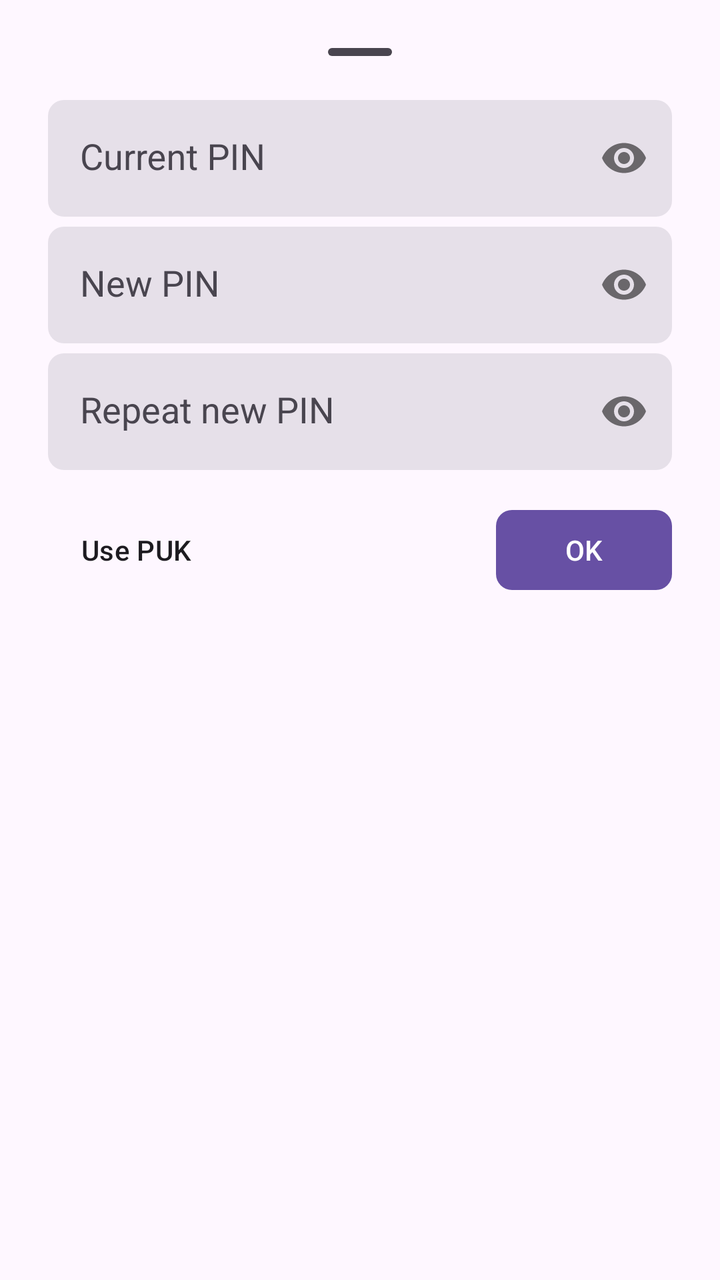
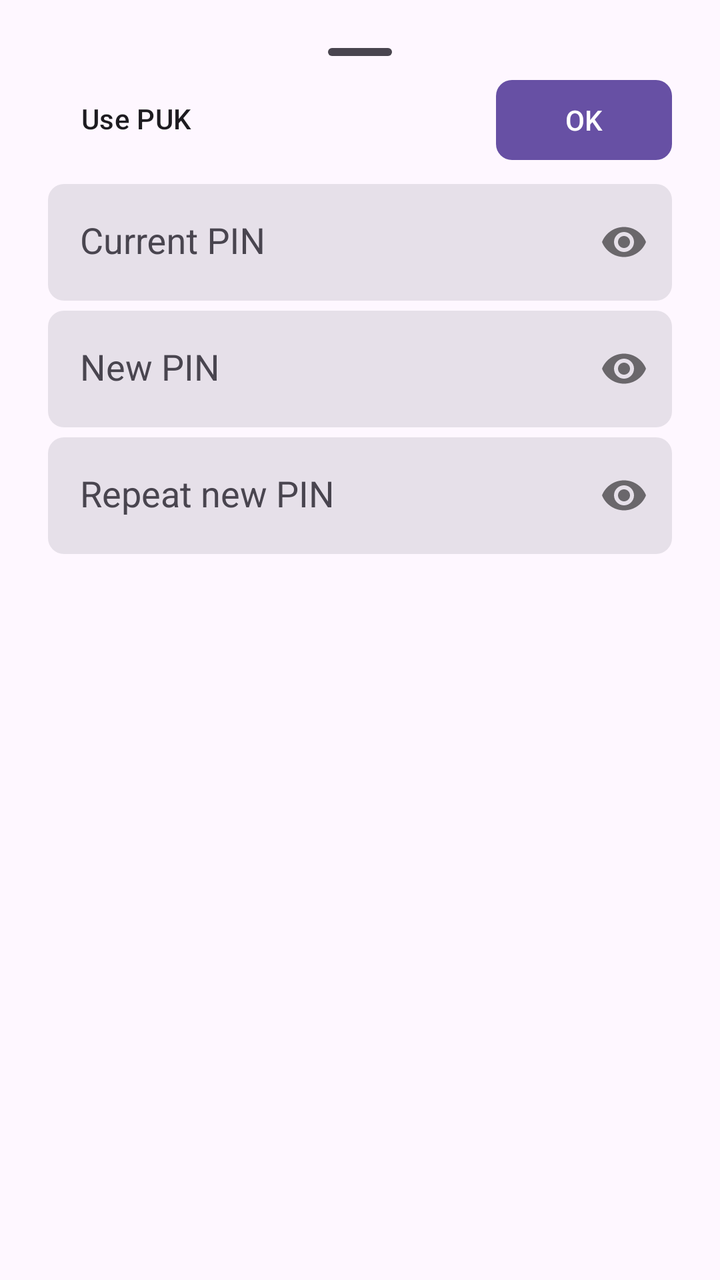

Two renders of the same Android screen: before a commit and after it. Below are the layout's source before the change and the commit's diff.
<!-- AndroidManifest.xml: application theme Theme.STK -->
<!-- res/layout/change_sim_card_pin_layout.xml -->
<?xml version="1.0" encoding="utf-8"?>
<layout>

    <androidx.core.widget.NestedScrollView
        xmlns:android="http://schemas.android.com/apk/res/android"
        xmlns:app="http://schemas.android.com/apk/res-auto"
        android:layout_width="match_parent"
        android:layout_height="match_parent">

        <LinearLayout
            android:layout_width="match_parent"
            android:layout_height="match_parent"
            android:orientation="vertical"
            android:padding="?attr/dialogPreferredPadding">

            <View
                android:layout_width="32dp"
                android:layout_height="4dp"
                android:layout_gravity="center"
                android:layout_marginBottom="22dp"
                android:background="@drawable/bottom_sheet_handler_bg" />

            <com.google.android.material.textfield.TextInputLayout
                android:id="@+id/current_access_code_inputText"
                style="?textInputFilledStyle"
                android:layout_width="match_parent"
                android:layout_height="wrap_content"
                android:layout_marginBottom="5dp"
                app:boxCornerRadiusBottomEnd="8dp"
                app:boxCornerRadiusBottomStart="8dp"
                app:boxCornerRadiusTopEnd="8dp"
                app:boxCornerRadiusTopStart="8dp"
                app:boxStrokeWidth="0dp"
                app:boxStrokeWidthFocused="0dp"
                app:passwordToggleEnabled="true">

                <com.google.android.material.textfield.TextInputEditText
                    android:layout_width="match_parent"
                    android:layout_height="wrap_content"
                    android:hint="@string/current_pin_hint"
                    android:inputType="numberPassword"
                    android:maxLength="8"
                    android:maxLines="1"
                    android:textAppearance="?android:attr/textAppearanceMedium" />
            </com.google.android.material.textfield.TextInputLayout>

            <com.google.android.material.textfield.TextInputLayout
                android:id="@+id/new_pin_inputText"
                style="?textInputFilledStyle"
                android:layout_width="match_parent"
                android:layout_height="wrap_content"
                android:layout_marginBottom="5dp"
                app:boxCornerRadiusBottomEnd="8dp"
                app:boxCornerRadiusBottomStart="8dp"
                app:boxCornerRadiusTopEnd="8dp"
                app:boxCornerRadiusTopStart="8dp"
                app:boxStrokeWidth="0dp"
                app:boxStrokeWidthFocused="0dp"
                app:passwordToggleEnabled="true">

                <com.google.android.material.textfield.TextInputEditText
                    android:layout_width="match_parent"
                    android:layout_height="wrap_content"
                    android:hint="@string/transfer_key_change_dialog_new_key_hint"
                    android:inputType="numberPassword"
                    android:maxLength="8"
                    android:maxLines="1"
                    android:textAppearance="?android:attr/textAppearanceMedium" />
            </com.google.android.material.textfield.TextInputLayout>

            <com.google.android.material.textfield.TextInputLayout
                android:id="@+id/new_pin_repetition_inputText"
                style="?textInputFilledStyle"
                android:layout_width="match_parent"
                android:layout_height="wrap_content"
                android:layout_marginBottom="16dp"
                app:boxCornerRadiusBottomEnd="8dp"
                app:boxCornerRadiusBottomStart="8dp"
                app:boxCornerRadiusTopEnd="8dp"
                app:boxCornerRadiusTopStart="8dp"
                app:boxStrokeWidth="0dp"
                app:boxStrokeWidthFocused="0dp"
                app:passwordToggleEnabled="true">

                <com.google.android.material.textfield.TextInputEditText
                    android:layout_width="match_parent"
                    android:layout_height="wrap_content"
                    android:hint="@string/repeat_new_pin_hint"
                    android:inputType="numberPassword"
                    android:maxLength="8"
                    android:maxLines="1"
                    android:textAppearance="?android:attr/textAppearanceMedium" />
            </com.google.android.material.textfield.TextInputLayout>

            <RelativeLayout
                android:layout_width="match_parent"
                android:layout_height="wrap_content">

                <ToggleButton
                    android:id="@+id/sim_card_pin_change_toggle_pin_puk"
                    style="@style/Widget.Material3.Button.TextButton"
                    android:layout_width="wrap_content"
                    android:layout_height="wrap_content"
                    android:layout_alignParentStart="true"
                    android:checked="false"
                    android:textColor="?attr/colorOnSurface"
                    android:textOff="@string/use_puk_label"
                    android:textOn="@string/use_pin_label" />

                <com.google.android.material.button.MaterialButton
                    android:id="@+id/sim_card_pin_change_ok_button"
                    style="@style/Widget.Material3.Button"
                    android:layout_width="wrap_content"
                    android:layout_height="wrap_content"
                    android:layout_alignParentEnd="true"
                    android:text="@android:string/ok"
                    app:cornerRadius="8dp" />
            </RelativeLayout>
        </LinearLayout>
    </androidx.core.widget.NestedScrollView>
</layout>
<!-- resources referenced by this layout -->
<resources>
  <!-- drawable bottom_sheet_handler_bg (drawable) -->
  <?xml version="1.0" encoding="utf-8"?>
  <shape
      xmlns:android="http://schemas.android.com/apk/res/android"
      android:shape="rectangle">
      <solid android:color="?colorOnSurfaceVariant" />
      <corners android:radius="8dp" />
  </shape>
  <string name="current_pin_hint">Current PIN</string>
  <string name="repeat_new_pin_hint">Repeat new PIN</string>
  <string name="transfer_key_change_dialog_new_key_hint">New PIN</string>
  <string name="use_pin_label">Use PIN</string>
  <string name="use_puk_label">Use PUK</string>
  <style name="Theme.STK" parent="Theme.Material3.DayNight.NoActionBar">
          <item name="android:windowDisablePreview">true</item>
          <item name="android:statusBarColor">?android:colorBackground</item>
          <item name="android:windowLightStatusBar" tools:targetApi="23">true</item>
      </style>
</resources>

<!-- the commit's change to res/layout/change_sim_card_pin_layout.xml (unified diff, before → after) -->
@@ -17,8 +17,36 @@
                 android:layout_width="32dp"
                 android:layout_height="4dp"
                 android:layout_gravity="center"
-                android:layout_marginBottom="22dp"
+                android:layout_marginBottom="8dp"
                 android:background="@drawable/bottom_sheet_handler_bg" />
+
+            <RelativeLayout
+                android:layout_width="match_parent"
+                android:layout_height="wrap_content"
+                android:layout_marginBottom="8dp">
+
+                <ToggleButton
+                    android:id="@+id/sim_card_pin_change_toggle_pin_puk"
+                    style="@style/Widget.Material3.Button.TextButton"
+                    android:layout_width="wrap_content"
+                    android:layout_height="wrap_content"
+                    android:layout_alignBottom="@id/sim_card_pin_change_ok_button"
+                    android:layout_alignParentStart="true"
+                    android:checked="false"
+                    android:includeFontPadding="false"
+                    android:textColor="?attr/colorOnSurface"
+                    android:textOff="@string/use_puk_label"
+                    android:textOn="@string/use_pin_label" />
+
+                <com.google.android.material.button.MaterialButton
+                    android:id="@+id/sim_card_pin_change_ok_button"
+                    style="@style/Widget.Material3.Button"
+                    android:layout_width="wrap_content"
+                    android:layout_height="wrap_content"
+                    android:layout_alignParentEnd="true"
+                    android:text="@android:string/ok"
+                    app:cornerRadius="8dp" />
+            </RelativeLayout>
 
             <com.google.android.material.textfield.TextInputLayout
                 android:id="@+id/current_access_code_inputText"
@@ -91,31 +119,6 @@
                     android:maxLines="1"
                     android:textAppearance="?android:attr/textAppearanceMedium" />
             </com.google.android.material.textfield.TextInputLayout>
-
-            <RelativeLayout
-                android:layout_width="match_parent"
-                android:layout_height="wrap_content">
-
-                <ToggleButton
-                    android:id="@+id/sim_card_pin_change_toggle_pin_puk"
-                    style="@style/Widget.Material3.Button.TextButton"
-                    android:layout_width="wrap_content"
-                    android:layout_height="wrap_content"
-                    android:layout_alignParentStart="true"
-                    android:checked="false"
-                    android:textColor="?attr/colorOnSurface"
-                    android:textOff="@string/use_puk_label"
-                    android:textOn="@string/use_pin_label" />
-
-                <com.google.android.material.button.MaterialButton
-                    android:id="@+id/sim_card_pin_change_ok_button"
-                    style="@style/Widget.Material3.Button"
-                    android:layout_width="wrap_content"
-                    android:layout_height="wrap_content"
-                    android:layout_alignParentEnd="true"
-                    android:text="@android:string/ok"
-                    app:cornerRadius="8dp" />
-            </RelativeLayout>
         </LinearLayout>
     </androidx.core.widget.NestedScrollView>
 </layout>
